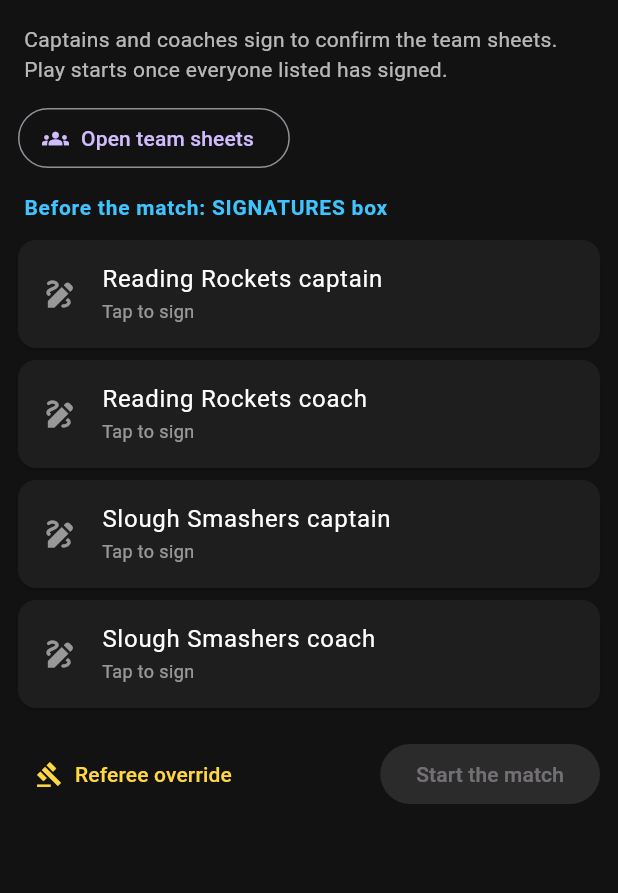
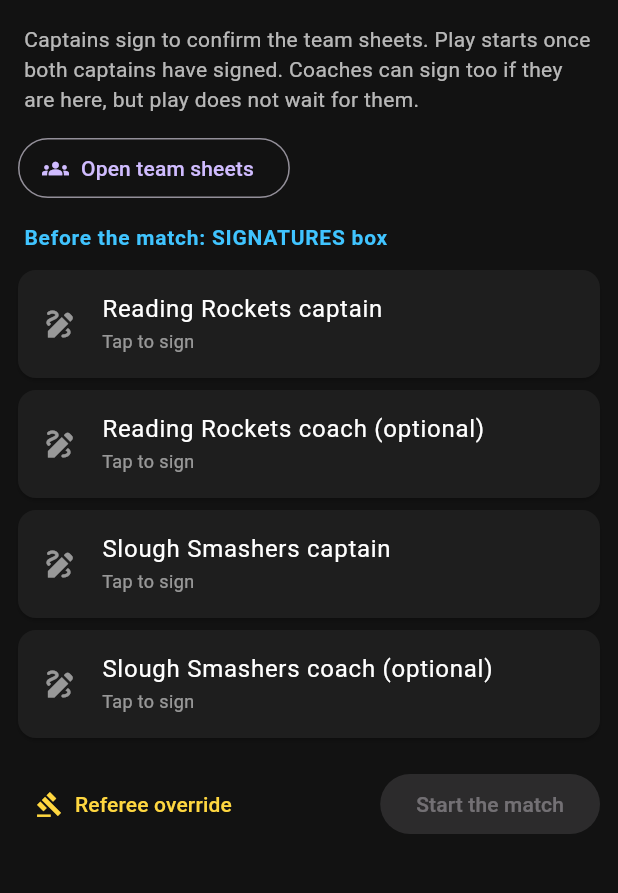
Before and after one commit to GDoesCode/SpikeScore, a Flutter app: the SignOffScreen screen opened directly, on a phone screen of 412 x 824 dp, the part 84-977 px from its top. Run offline on Flutter 3.47's test engine with Material 3 defaults, Android fonts, the phone set to English and light mode, and no system bars; our stand-ins replace material_ui, pdf, printing, shared_preferences, wakelock_plus; accounts and stored records are empty.

Commit message:
Start the match once both captains have signed
Coaches aren't always there at the start, so play no longer waits for
them. Their slots stay on the pre-match screen, marked optional.

Co-Authored-By: Claude Opus 5.5 <noreply@anthropic.com>
Claude-Session: https://claude.ai/code/session_018ZC2n13b1tSitcZwrTEF7Z

```diff
--- a/app/lib/match_engine.dart
+++ b/app/lib/match_engine.dart
@@ -1040,7 +1040,14 @@ class MatchEngine extends ChangeNotifier {
 
   static bool isPostMatchSlot(String slotId) => postMatchSlots.contains(slotId);
 
-  bool get preMatchSigned => preMatchSlots.every(_signatures.containsKey);
+  /// The signatures play waits for: the two captains. Coaches aren't always
+  /// there at the start, so they can sign but play doesn't wait for them.
+  static final List<String> requiredPreMatchSlots = [
+    for (final t in Team.values) SignatureSlots.captain(t),
+  ];
+
+  bool get preMatchSigned =>
+      requiredPreMatchSlots.every(_signatures.containsKey);
 
   /// True once a rally, time-out or substitution has been recorded.
   bool get playHasStarted => _events.any((e) =>
@@ -1052,7 +1059,7 @@ class MatchEngine extends ChangeNotifier {
   bool get preMatchWaived => _preMatchWaived;
 
   /// After the first coin toss (sides and first serve), play waits until the
-  /// captains (and coaches) have signed to confirm the team sheets, or a
+  /// two captains have signed to confirm the team sheets, or a
   /// referee lets the match go ahead without them.
   bool get awaitingPreMatchSignatures =>
       _s.currentSet == 1 &&
@@ -1102,7 +1109,8 @@ class MatchEngine extends ChangeNotifier {
   Future<void> waivePreMatchSignatures({required String referee}) async {
     if (_preMatchWaived) return;
     _preMatchWaived = true;
-    final missing = preMatchSlots.where((id) => !_signatures.containsKey(id));
+    final missing =
+        requiredPreMatchSlots.where((id) => !_signatures.containsKey(id));
     _addRemark(referee,
         'match started without pre-match signatures (${missing.length} missing).');
     notifyListeners();
--- a/app/lib/screens/match_screen.dart
+++ b/app/lib/screens/match_screen.dart
@@ -232,8 +232,7 @@ class _MatchScreenState extends State<MatchScreen> {
                 else if (engine.awaitingPreMatchSignatures)
                   _buildLockOverlay(
                     'Waiting for the team sheet signatures',
-                    'Captains${Team.values.any(engine.hasCoach) ? ' and coaches' : ''} '
-                        'sign to confirm the team sheets before the first rally.',
+                    'Both captains sign to confirm the team sheets before the first rally.',
                     'Open signatures',
                     _openPreMatchSigning,
                   )
--- a/app/lib/screens/sign_off_screen.dart
+++ b/app/lib/screens/sign_off_screen.dart
@@ -39,7 +39,7 @@ class SignOffScreen extends StatelessWidget {
     String label(String id) {
       for (final t in Team.values) {
         if (id == SignatureSlots.captain(t)) return '${name(t)} captain';
-        if (id == SignatureSlots.coach(t)) return '${name(t)} coach';
+        if (id == SignatureSlots.coach(t)) return '${name(t)} coach (optional)';
         if (id == SignatureSlots.approvalCaptain(t)) return '${name(t)} captain';
       }
       final j = SignatureSlots.lineJudges.indexOf(id);
@@ -61,8 +61,9 @@ class SignOffScreen extends StatelessWidget {
 
     final winner = engine.winningTeam;
     final header = pre
-        ? 'Captains${Team.values.any(engine.hasCoach) ? ' and coaches' : ''} sign '
-            'to confirm the team sheets. Play starts once everyone listed has signed.'
+        ? 'Captains sign to confirm the team sheets. Play starts once both '
+            'captains have signed.'
+            '${Team.values.any(engine.hasCoach) ? ' Coaches can sign too if they are here, but play does not wait for them.' : ''}'
         : winner == null
             ? 'Referees, scorers, line judges and captains sign the scoresheet.'
             : '${name(winner)} won the match '
```
Also changed, not shown: 1 other file.
